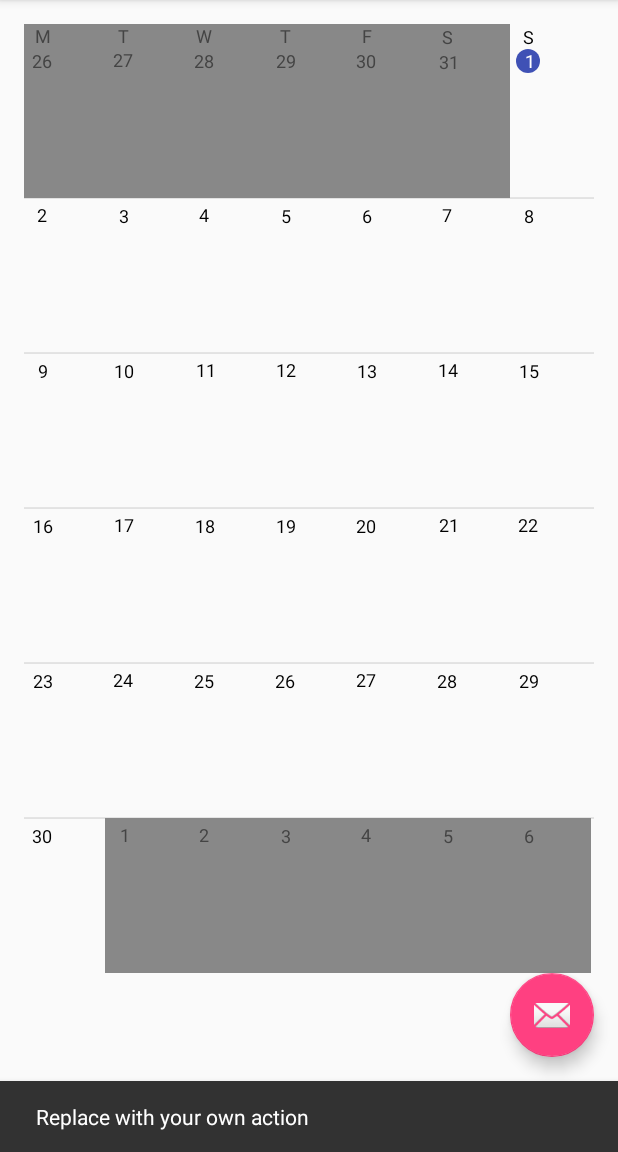
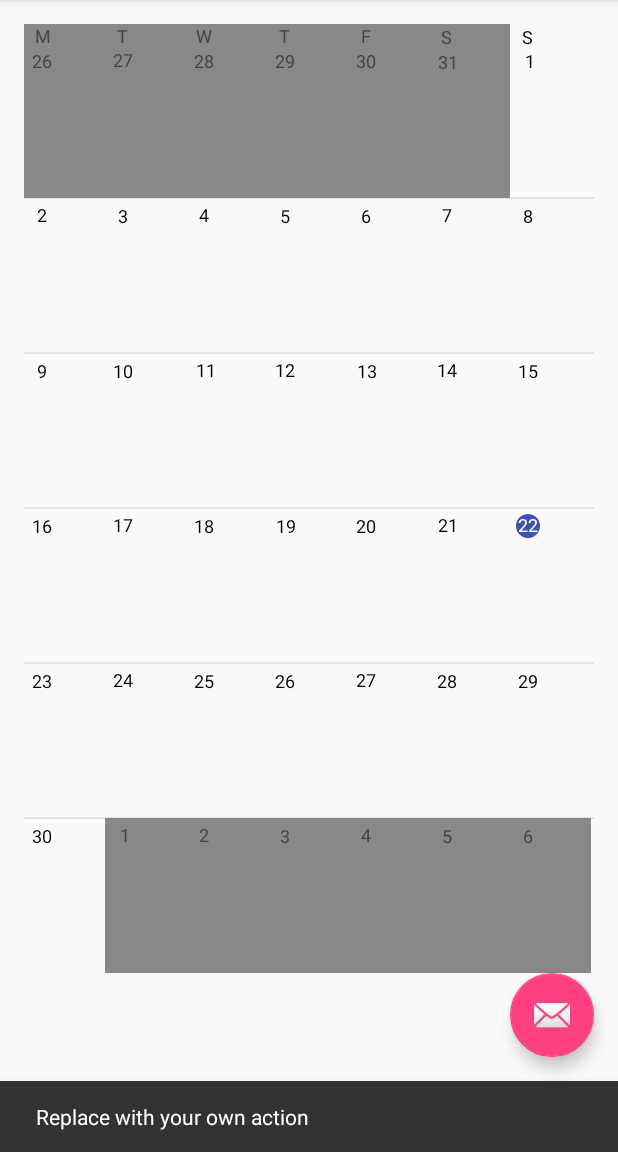
Before and after one commit to sickmartian/CalendarView, an Android app: the screen it shows after launch (MainActivity), after a tap on an icon or button, on a phone screen of 412 x 824 dp, the part 84-1236 px from its top. Run offline under Robolectric (Android 15) with nearby library versions, the phone set to English and light mode, and no system bars.

Commit message:
Done... finish... I think

```diff
--- a/app/src/main/java/com/sickmartian/calendarview/CalendarView.java
+++ b/app/src/main/java/com/sickmartian/calendarview/CalendarView.java
@@ -45,9 +45,7 @@ public class CalendarView extends ViewGroup {
     private int mSingleLetterHeight;
 
     int mDecorationLeftExtra;
-    int mDecorationRightExtra;
     int mDecorationTopExtra;
-    int mDecorationBottomExtra;
 
     @IntDef({SUNDAY_SHIFT, SATURDAY_SHIFT, MONDAY_SHIFT})
     public @interface PossibleWeekShift {}
@@ -103,16 +101,14 @@ public class CalendarView extends ViewGroup {
             mSingleLetterHeight = mReusableTextBound.height();
 
             mDecorationLeftExtra = (int) mBetweenSiblingsPadding;
-            mDecorationRightExtra = (int) (mDecorationLeftExtra + mDecorationSize);
             mDecorationTopExtra = (int) mBetweenSiblingsPadding;
-            mDecorationBottomExtra = (int) (mDecorationTopExtra + mDecorationSize);
         } finally {
             a.recycle();
         }
 
         setDate(11, 2015);
         Calendar selectedDate = Calendar.getInstance();
-        selectedDate.set(Calendar.DATE, 1);
+        selectedDate.set(Calendar.DATE, 22);
         setSelectedDate(selectedDate);
         setupWeekDays();
 
@@ -248,8 +244,8 @@ public class CalendarView extends ViewGroup {
 
                     mSelectedDayDrawable.setBounds((int)(mDayCells[i].left + mDecorationLeftExtra),
                             (int)(mDayCells[i].top + mDecorationTopExtra + topOffset),
-                            (int)(mDayCells[i].left + mDecorationRightExtra),
-                            (int)(mDayCells[i].top + mDecorationBottomExtra + topOffset));
+                            (int)(mDayCells[i].left + mDecorationLeftExtra + mDecorationSize),
+                            (int)(mDayCells[i].top + mDecorationTopExtra + mDecorationSize + topOffset));
                     mSelectedDayDrawable.draw(canvas);
 
                     drawDayTextsInCell(canvas, i, mCurrentDayTextColor, mActiveTextColor);
@@ -276,7 +272,7 @@ public class CalendarView extends ViewGroup {
 
             int decorationLeftOffset = 0;
             if (mDecorationSize > 0) {
-                decorationLeftOffset = (int) (mDecorationSize / 2 - mReusableTextBound.width() / 2);//((mDecorationSize - mReusableTextBound.width()) / 2);
+                decorationLeftOffset = (int) ((mDecorationSize - mReusableTextBound.width()) / 2);
             }
 
             canvas.drawText(mWeekDays[cellNumber],
@@ -290,7 +286,7 @@ public class CalendarView extends ViewGroup {
         int decorationLeftOffset = 0;
         int decorationTopOffset = 0;
         if (mDecorationSize > 0) {
-            decorationLeftOffset = (int) (mDecorationSize / 2 - mReusableTextBound.width() / 2);
+            decorationLeftOffset = (int) ((mDecorationSize - mReusableTextBound.width()) / 2);
             decorationTopOffset = (int) ((mDecorationSize - mReusableTextBound.height()) / 2);
         }
 
```
